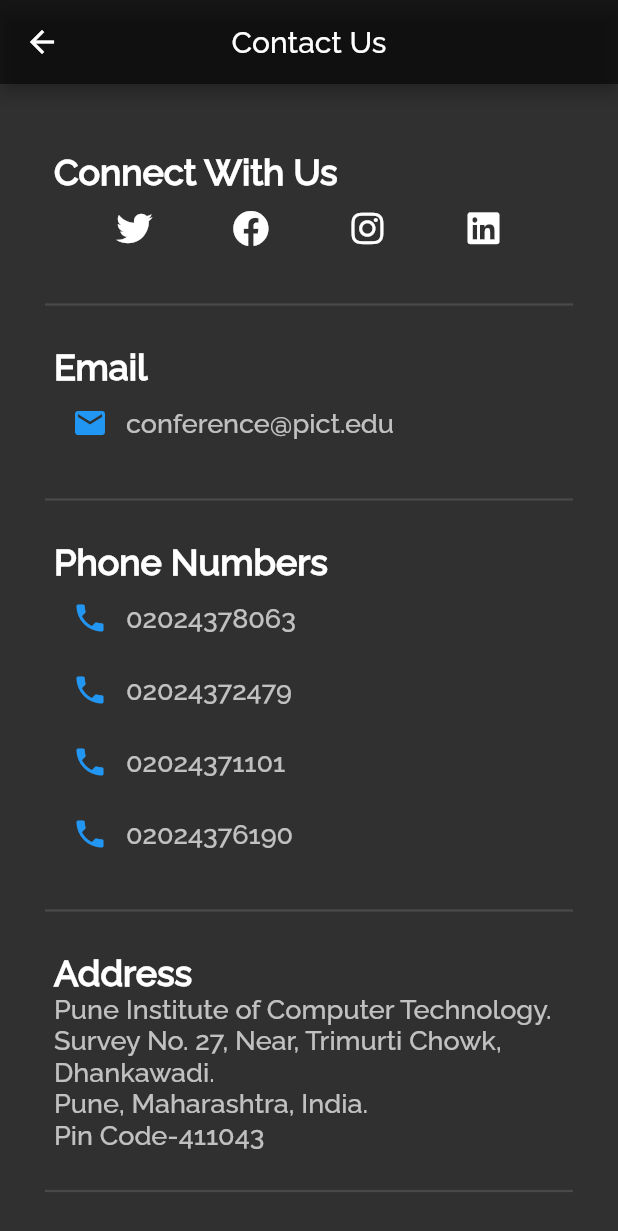
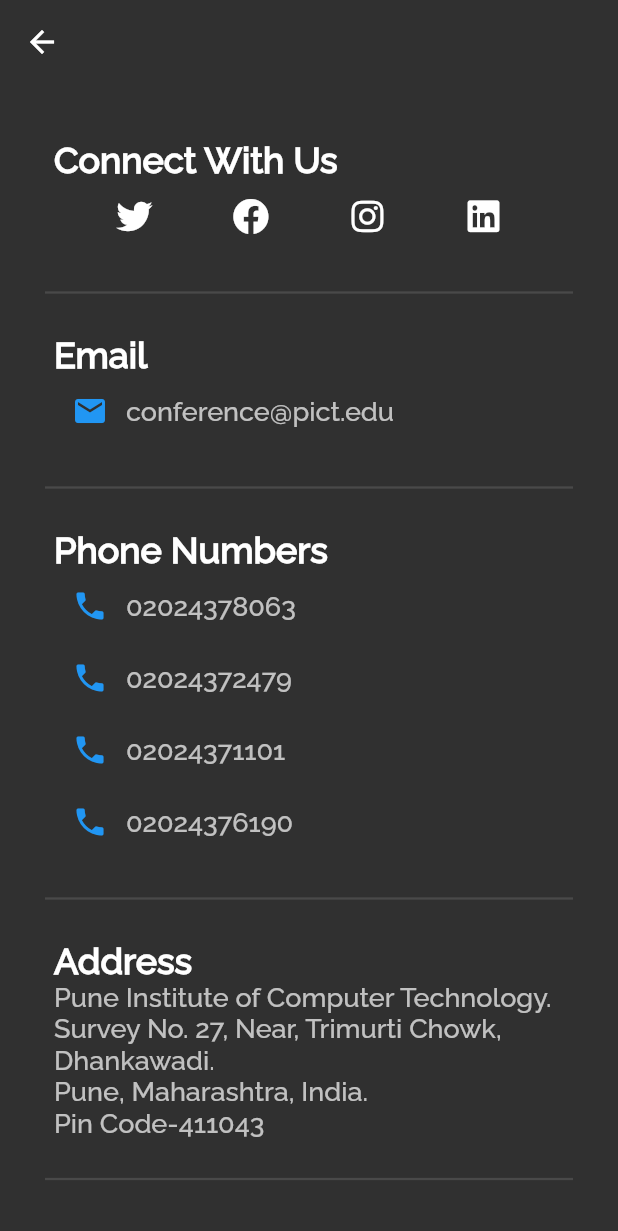
Before and after one commit to anupampatil44/pict-icei, a Flutter app: the ContactUs screen opened directly, on a phone screen of 412 x 824 dp. Shown: the top 1231 px of the screen. Run offline on Flutter 3.47's test engine with Material 2 defaults, Android fonts, the phone set to English and light mode, and no system bars; our stand-ins replace animated_text_kit, bottom_navy_bar, cached_network_image, carousel_slider, delayed_display, font_awesome_flutter and 3 more; missing offline and left inert: date_count_down, syncfusion_flutter_pdfviewer; network calls fail.

Commit message:
Contact page

```diff
--- a/lib/nav-tabs/contact.dart
+++ b/lib/nav-tabs/contact.dart
@@ -9,21 +9,22 @@ class ContactUs extends StatelessWidget {
   Widget build(BuildContext context) {
     return Scaffold(
       appBar: AppBar(
-        title: Text(
-          "Contact Us",
-          style: TextStyle(
-            fontFamily: 'Raleway',
+        // title: Text(
+        //   "Contact Us",
+        //   style: TextStyle(
+        //     fontFamily: 'Raleway',
+        //   ),
+        // ),
+        // centerTitle: true,
+        backgroundColor: Colors.transparent,
+        elevation: 0,
       ),
-        ),
-        centerTitle: true,
-        backgroundColor: Colors.black54,
-      ),
-      body: SafeArea(
-        child: ListView(
+      extendBodyBehindAppBar: true,
+      body: ListView(
         physics: BouncingScrollPhysics(parent: AlwaysScrollableScrollPhysics()),
         padding: const EdgeInsets.all(20),
         children: [
-            SizedBox(height: 20),
+          SizedBox(height: 68),
           ListTile(
             title: Text(
               'Connect With Us',
@@ -145,7 +146,6 @@ class ContactUs extends StatelessWidget {
           SizedBox(height: 15),
         ],
       ),
-      ),
     );
   }
 
```
Lines whose indentation alone changed are shown as unchanged.
